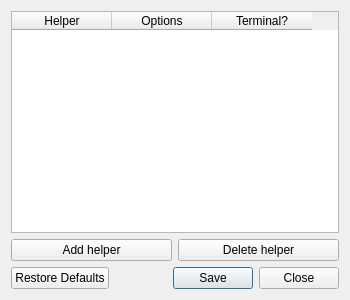
This is guaca/options.ui in BlastTNG/flight as Qt 5 draws it before an edit. The edited form follows.
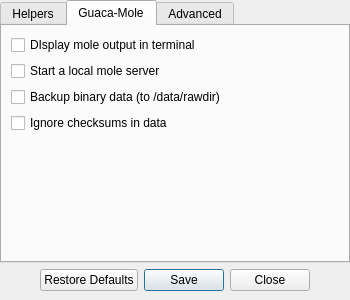
This is the edited form. The open tabs and pages were chosen to show the change.

Commit message: Found lost guaca changes

The edit to the form file:
```diff
--- a/guaca/options.ui
+++ b/guaca/options.ui
@@ -24,7 +24,7 @@
   </property>
   <property name="maximumSize">
    <size>
-    <width>350</width>
+    <width>355</width>
     <height>300</height>
    </size>
   </property>
@@ -32,6 +32,48 @@
    <string>Options</string>
   </property>
   <layout class="QGridLayout" name="gridLayout">
+   <property name="leftMargin">
+    <number>0</number>
+   </property>
+   <property name="topMargin">
+    <number>0</number>
+   </property>
+   <property name="rightMargin">
+    <number>0</number>
+   </property>
+   <property name="bottomMargin">
+    <number>9</number>
+   </property>
+   <item row="5" column="1">
+    <widget class="QDialogButtonBox" name="buttonBox">
+     <property name="orientation">
+      <enum>Qt::Horizontal</enum>
+     </property>
+     <property name="standardButtons">
+      <set>QDialogButtonBox::Close|QDialogButtonBox::RestoreDefaults|QDialogButtonBox::Save</set>
+     </property>
+     <property name="centerButtons">
+      <bool>true</bool>
+     </property>
+    </widget>
+   </item>
+   <item row="4" column="1">
+    <widget class="QTabWidget" name="tabWidget">
+     <property name="currentIndex">
+      <number>2</number>
+     </property>
+     <widget class="QWidget" name="">
+      <attribute name="title">
+       <string>Helpers</string>
+      </attribute>
+      <layout class="QGridLayout" name="gridLayout_2">
+       <item row="1" column="1">
+        <widget class="QPushButton" name="deleteHelper">
+         <property name="text">
+          <string>Delete helper</string>
+         </property>
+        </widget>
+       </item>
    <item row="0" column="0" colspan="2">
     <widget class="QTableWidget" name="tableWidget">
      <property name="enabled">
@@ -61,24 +103,104 @@
      </property>
     </widget>
    </item>
+      </layout>
+     </widget>
+     <widget class="QWidget" name="tab_2">
+      <attribute name="title">
+       <string>Guaca-Mole</string>
+      </attribute>
+      <layout class="QVBoxLayout" name="verticalLayout">
+       <item>
+        <widget class="QCheckBox" name="mole_terminal">
+         <property name="text">
+          <string>DIsplay mole output in terminal</string>
+         </property>
+        </widget>
+       </item>
+       <item>
+        <widget class="QCheckBox" name="server">
+         <property name="text">
+          <string>Start a local mole server</string>
+         </property>
+        </widget>
+       </item>
+       <item>
+        <widget class="QCheckBox" name="backup">
+         <property name="text">
+          <string>Backup binary data (to /data/rawdir)</string>
+         </property>
+        </widget>
+       </item>
+       <item>
+        <widget class="QCheckBox" name="checksum">
+         <property name="text">
+          <string>Ignore checksums in data</string>
+         </property>
+        </widget>
+       </item>
+       <item>
+        <spacer name="verticalSpacer">
+         <property name="orientation">
+          <enum>Qt::Vertical</enum>
+         </property>
+         <property name="sizeHint" stdset="0">
+          <size>
+           <width>20</width>
+           <height>40</height>
+          </size>
+         </property>
+        </spacer>
+       </item>
+      </layout>
+     </widget>
+     <widget class="QWidget" name="tab">
+      <attribute name="title">
+       <string>Advanced</string>
+      </attribute>
+      <layout class="QGridLayout" name="gridLayout_3">
+       <item row="0" column="0">
+        <widget class="QLabel" name="label">
+         <property name="text">
+          <string>Client Port:</string>
+         </property>
+        </widget>
+       </item>
+       <item row="0" column="1">
+        <widget class="QLabel" name="label_2">
+         <property name="text">
+          <string>Server Port:</string>
+         </property>
+        </widget>
+       </item>
+       <item row="1" column="0">
+        <widget class="QLineEdit" name="client_port">
+         <property name="text">
+          <string>40204</string>
+         </property>
+        </widget>
+       </item>
    <item row="1" column="1">
-    <widget class="QPushButton" name="deleteHelper">
+        <widget class="QLineEdit" name="server_port">
      <property name="text">
       <string>Delete helper</string>
      </property>
     </widget>
    </item>
-   <item row="2" column="0" colspan="2">
-    <widget class="QDialogButtonBox" name="buttonBox">
+       <item row="2" column="1">
+        <spacer name="verticalSpacer_2">
      <property name="orientation">
-      <enum>Qt::Horizontal</enum>
-     </property>
-     <property name="standardButtons">
-      <set>QDialogButtonBox::Close|QDialogButtonBox::RestoreDefaults|QDialogButtonBox::Save</set>
-     </property>
-     <property name="centerButtons">
-      <bool>false</bool>
-     </property>
+          <enum>Qt::Vertical</enum>
+         </property>
+         <property name="sizeHint" stdset="0">
+          <size>
+           <width>20</width>
+           <height>154</height>
+          </size>
+         </property>
+        </spacer>
+       </item>
+      </layout>
+     </widget>
     </widget>
    </item>
   </layout>
```
Left out of the diff: 2 changed lines with no effect on the pictures. Lines whose indentation alone changed are shown as unchanged. The commit also changes 8 other files.
